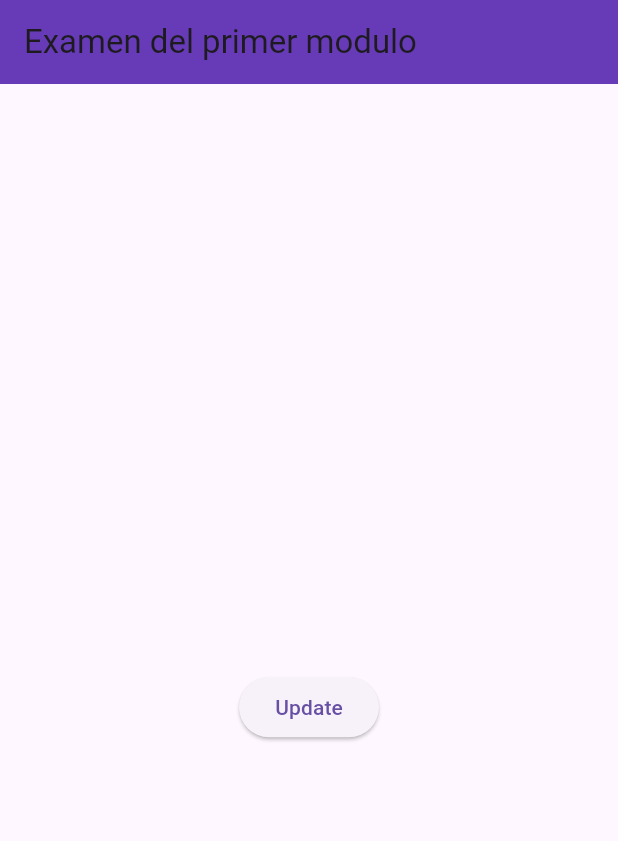
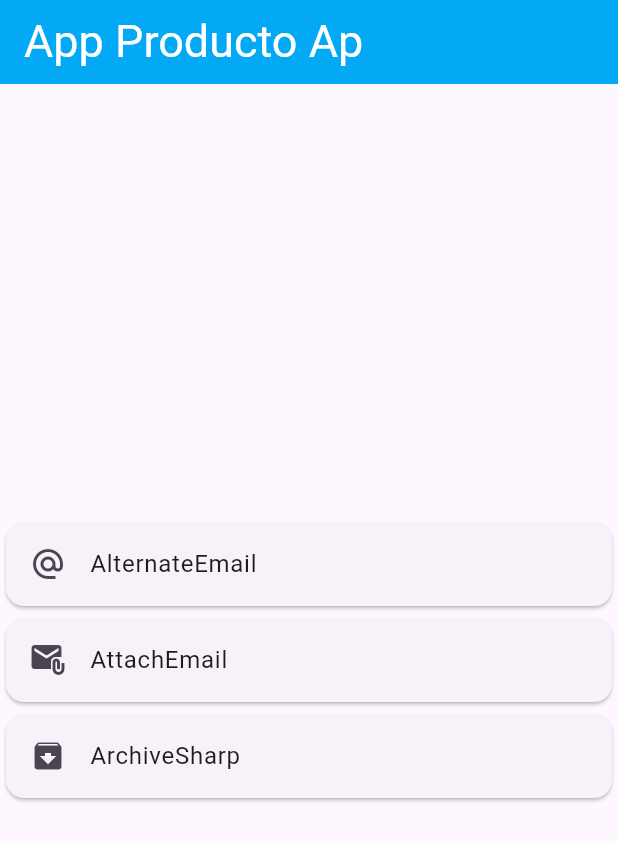
Before and after one commit to OmerJuve2023/appi_exam, a Flutter app: the screen it shows after launch, on a phone screen of 412 x 824 dp. Shown: the top 841 px of the screen. Run offline on Flutter 3.47's test engine with Material 3 defaults, Android fonts, the phone set to English and light mode, and no system bars.

Commit message:
Pregunta1AP.dart successful

```diff
--- a/lib/main.dart
+++ b/lib/main.dart
@@ -1,10 +1,11 @@
 import 'package:appi_exam/widgets/MyButton.dart';
+import 'package:appi_exam/widgets/Pregunta1AP.dart';
 import 'package:flutter/material.dart';
 
 void main() {
   runApp(
     new MaterialApp(
-      home: MyButton(), //MyApp1, MyTextField, MyApp, MyButton
+      home: Pregunta1AP(), //MyApp1, MyTextField, MyApp, MyButton
     ),
   );
 }
--- a/lib/widgets/MyCard.dart
+++ b/lib/widgets/MyCard.dart
@@ -1,9 +1,9 @@
 import 'package:flutter/material.dart';
 
 class MyCard extends StatelessWidget {
-  final Widget? title;
+  final String? title;
 
-  final Widget? icon;
+  final IconData? icon;
 
   MyCard({this.title, this.icon});
 
@@ -13,8 +13,11 @@ class MyCard extends StatelessWidget {
       child: Column(
         children: <Widget>[
           ListTile(
-            title: title!,
-            leading: icon!,
+            title: Text(title!),
+            leading: Icon(
+              icon!,
+            ),
+            style: ListTileStyle.drawer,
           ),
         ],
       ),
--- /dev/null
+++ b/lib/widgets/Pregunta1AP.dart
@@ -0,0 +1,44 @@
+import 'package:appi_exam/widgets/MyCard.dart';
+import 'package:flutter/cupertino.dart';
+import 'package:flutter/material.dart';
+
+class Pregunta1AP extends StatefulWidget {
+  @override
+  _Pregunta1AP createState() => _Pregunta1AP();
+}
+
+class _Pregunta1AP extends State<Pregunta1AP> {
+  @override
+  Widget build(BuildContext context) {
+    return Scaffold(
+        appBar: AppBar(
+          title: const Text(
+            "App Producto Ap",
+            style: TextStyle(
+              fontSize: 30.0,
+              color: Colors.white,
+            ),
+          ),
+          backgroundColor: Colors.lightBlue,
+        ),
+        body: Center(
+          child: Column(
+            mainAxisAlignment: MainAxisAlignment.center,
+            children: <Widget>[
+              MyCard(
+                title: "AlternateEmail",
+                icon: Icons.alternate_email,
+              ),
+              MyCard(
+                title: "AttachEmail",
+                icon: Icons.attach_email,
+              ),
+              MyCard(
+                title: "ArchiveSharp",
+                icon: Icons.archive,
+              ),
+            ],
+          ),
+        ));
+  }
+}
```
